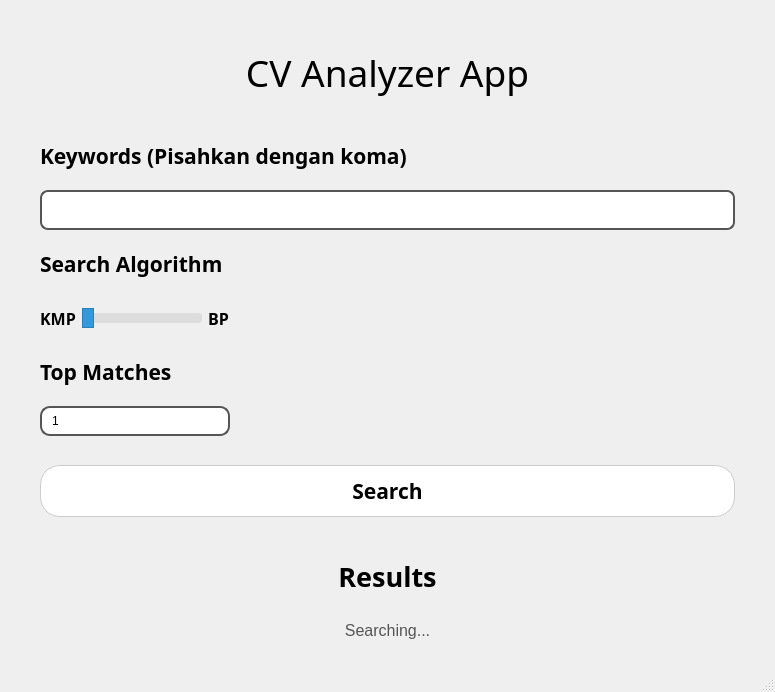
Old version of the form src/ui/main_menu.ui in the repository RealNath/Tubes3_hr.
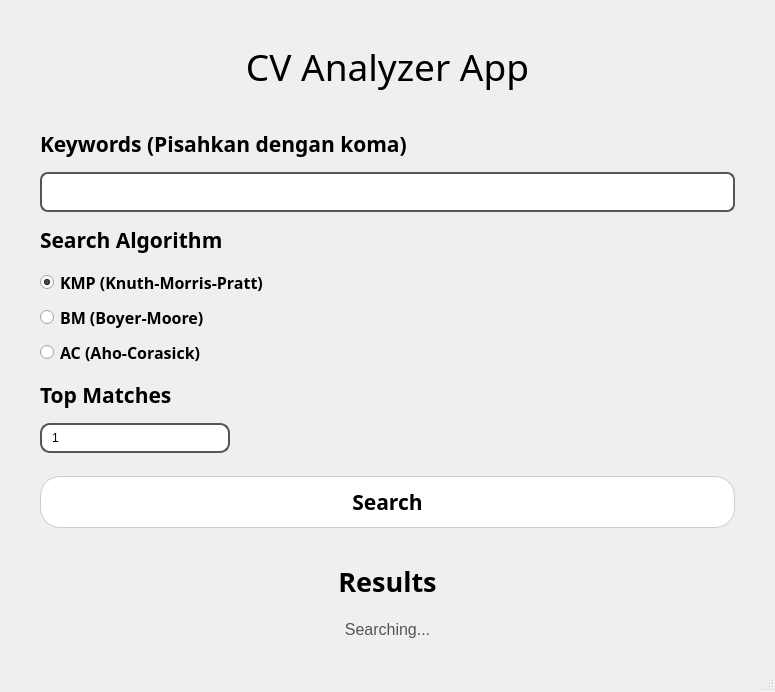
New version of the form.

```diff
--- a/src/ui/main_menu.ui
+++ b/src/ui/main_menu.ui
@@ -164,27 +164,9 @@
      </widget>
     </item>
     <item>
-     <layout class="QHBoxLayout" name="horizontalLayout">
+     <layout class="QVBoxLayout" name="verticalAlgorithmLayout">
       <item>
-       <widget class="QLabel" name="label_8">
-        <property name="sizePolicy">
-         <sizepolicy hsizetype="Fixed" vsizetype="Preferred">
-          <horstretch>0</horstretch>
-          <verstretch>0</verstretch>
-         </sizepolicy>
-        </property>
-        <property name="minimumSize">
-         <size>
-          <width>0</width>
-          <height>0</height>
-         </size>
-        </property>
-        <property name="maximumSize">
-         <size>
-          <width>16777215</width>
-          <height>30</height>
-         </size>
-        </property>
+       <widget class="QRadioButton" name="radioKMP">
         <property name="font">
          <font>
           <family>Bahnschrift SemiBold</family>
@@ -194,68 +176,30 @@
          </font>
         </property>
         <property name="text">
-         <string>KMP</string>
+         <string>KMP (Knuth-Morris-Pratt)</string>
         </property>
-        <property name="alignment">
-         <set>Qt::AlignCenter</set>
+        <property name="checked">
+         <bool>true</bool>
         </property>
        </widget>
       </item>
       <item>
-       <widget class="QSlider" name="modeToggle">
-        <property name="sizePolicy">
-         <sizepolicy hsizetype="Fixed" vsizetype="Fixed">
-          <horstretch>0</horstretch>
-          <verstretch>0</verstretch>
-         </sizepolicy>
+       <widget class="QRadioButton" name="radioBM">
+        <property name="font">
+         <font>
+          <family>Bahnschrift SemiBold</family>
+          <pointsize>12</pointsize>
+          <weight>75</weight>
+          <bold>true</bold>
+         </font>
         </property>
-        <property name="minimumSize">
-         <size>
-          <width>120</width>
-          <height>40</height>
-         </size>
+        <property name="text">
+         <string>BM (Boyer-Moore)</string>
         </property>
-        <property name="styleSheet">
-         <string notr="true">QSlider::handle:horizontal {
-    background: #3498db;
-    border: 1px solid #2980b9;
-    width: 10px;
-    height: 10px;
-    border-radius: 10px;  /* half of width/height to make it a circle */
-    margin: -5px 0;       /* center handle on the groove */
-}
-
-QSlider::groove:horizontal {
-    height: 10px;
-    background: #ddd;
-    border-radius: 3px;
-}</string>
-        </property>
-        <property name="maximum">
-         <number>1</number>
-        </property>
-        <property name="pageStep">
-         <number>1</number>
-        </property>
-        <property name="orientation">
-         <enum>Qt::Horizontal</enum>
-        </property>
        </widget>
       </item>
       <item>
-       <widget class="QLabel" name="label_4">
-        <property name="sizePolicy">
-         <sizepolicy hsizetype="Fixed" vsizetype="Preferred">
-          <horstretch>0</horstretch>
-          <verstretch>0</verstretch>
-         </sizepolicy>
-        </property>
-        <property name="maximumSize">
-         <size>
-          <width>16777215</width>
-          <height>30</height>
-         </size>
-        </property>
+       <widget class="QRadioButton" name="radioAC">
         <property name="font">
          <font>
           <family>Bahnschrift SemiBold</family>
@@ -265,29 +209,10 @@
          </font>
         </property>
         <property name="text">
-         <string>BP</string>
+         <string>AC (Aho-Corasick)</string>
         </property>
-        <property name="alignment">
-         <set>Qt::AlignCenter</set>
-        </property>
        </widget>
       </item>
-      <item>
-       <spacer name="horizontalSpacer">
-        <property name="orientation">
-         <enum>Qt::Horizontal</enum>
-        </property>
-        <property name="sizeType">
-         <enum>QSizePolicy::Expanding</enum>
-        </property>
-        <property name="sizeHint" stdset="0">
-         <size>
-          <width>400</width>
-          <height>20</height>
-         </size>
-        </property>
-       </spacer>
-      </item>
      </layout>
     </item>
     <item>
```
